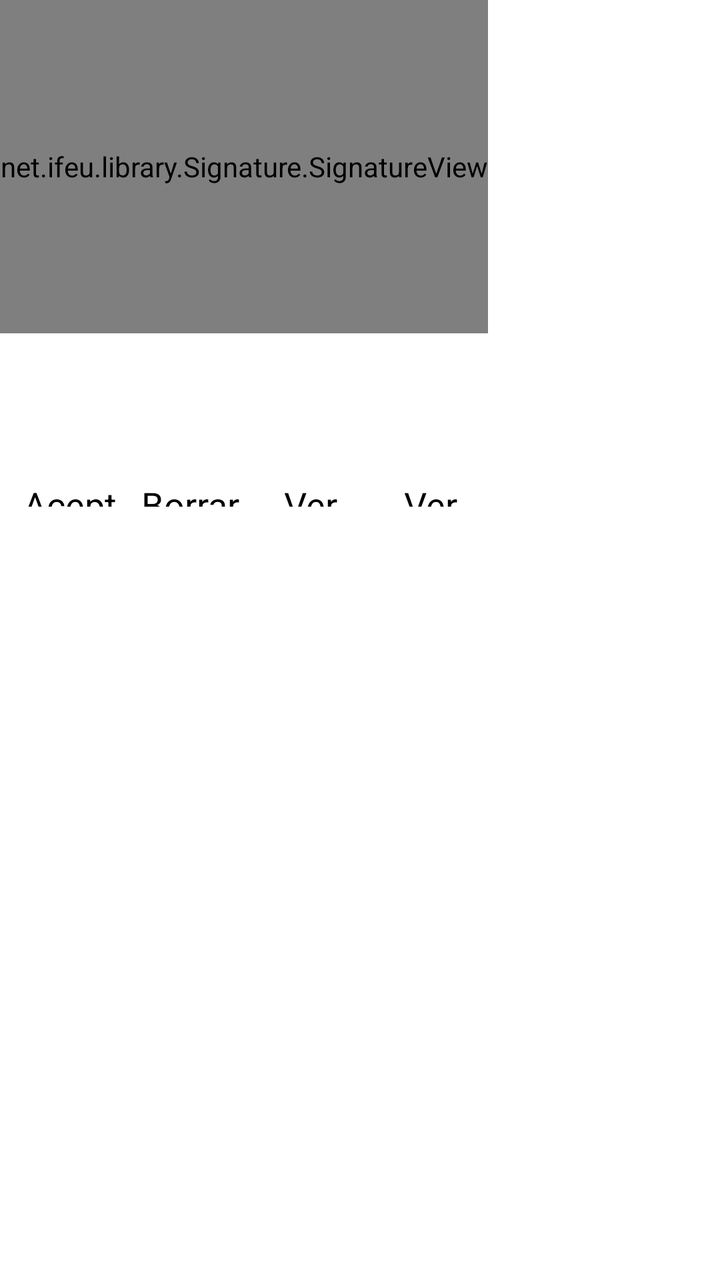
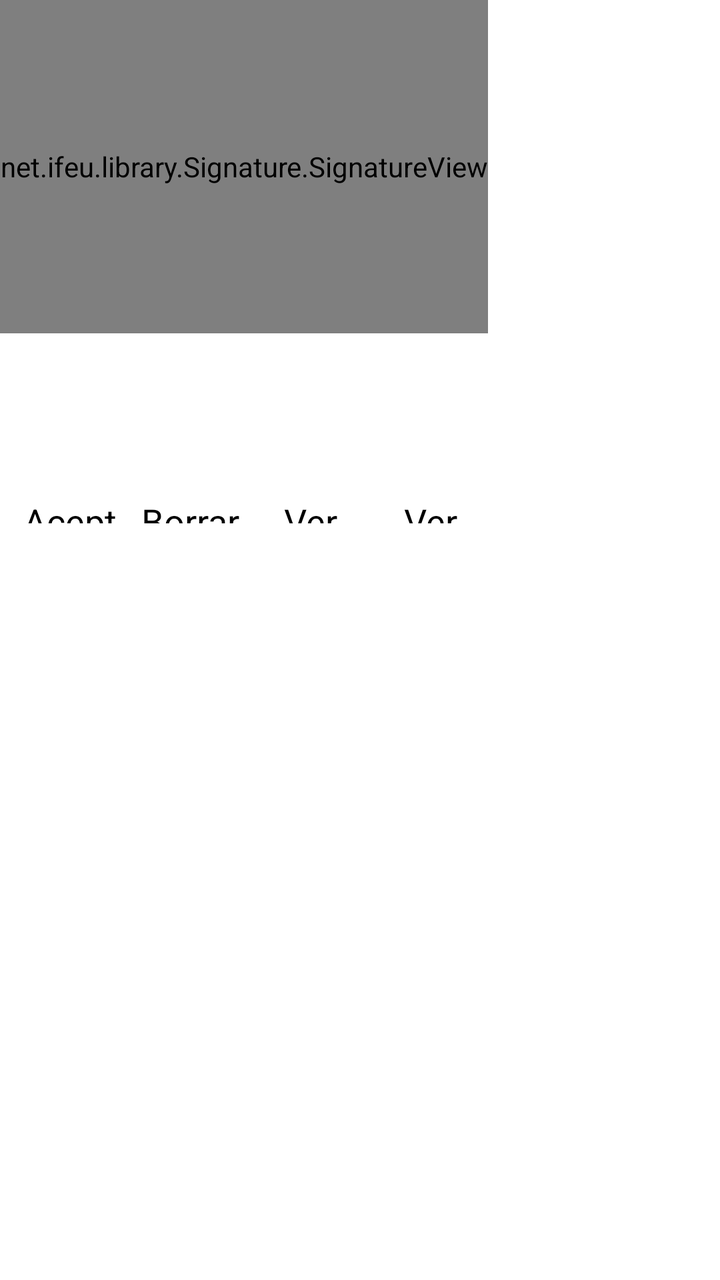

Compare the two renders of this Android layout. The source of the first and the diff that turns it into the second are given below.
<!-- AndroidManifest.xml: application theme AppTheme -->
<!-- res/layout/activity_signature_customer.xml -->
<?xml version="1.0" encoding="utf-8"?>
<RelativeLayout xmlns:android="http://schemas.android.com/apk/res/android"
    xmlns:tools="http://schemas.android.com/tools"
    android:layout_marginLeft="30px"
    android:layout_marginRight="30px"
    android:layout_width="match_parent"
    android:layout_height="match_parent" >

    <LinearLayout
        xmlns:android="http://schemas.android.com/apk/res/android"
        android:layout_width="fill_parent"
        android:layout_height="fill_parent"
        android:orientation="vertical" >

        <net.ifeu.library.Signature.SignatureView
            android:id="@+id/signatureView"
            android:layout_width="wrap_content"
            android:layout_height="500px" />

        <TextView
            android:id="@+id/txtFormaDePago"
            android:textSize="16dp"
            android:layout_marginBottom="20dp"
            android:textColor="#FFFFFF"
            android:layout_marginTop="20dp"
            android:layout_width="wrap_content"
            android:layout_height="40px"/>

        <LinearLayout
            xmlns:android="http://schemas.android.com/apk/res/android"
            android:layout_width="fill_parent"
            android:layout_height="fill_parent"
            android:orientation="horizontal" >

            <Button
                android:id="@+id/btnAccept"
                android:layout_width="150px"
                android:layout_height="40px"
                android:layout_marginLeft="10dp"
                android:layout_marginTop="20dp"
                android:background="#FFF"
                android:onClick="OnClick"
                android:text="Aceptar"
                android:textColor="#000" />

            <Button
                android:id="@+id/btnDelete"
                android:layout_width="150px"
                android:layout_height="40px"
                android:layout_marginLeft="10dp"
                android:layout_marginTop="20dp"
                android:background="#FFF"
                android:onClick="OnDelete"
                android:text="Borrar"
                android:textColor="#000" />
            
             <Button
                android:id="@+id/btnDepositView"
                android:layout_width="150px"
                android:layout_height="40px"
                android:layout_marginLeft="10dp"
                android:layout_marginTop="20dp"
                android:background="#FFF"
                android:onClick="OnDepositView"
                android:text="Ver Depósito"
                android:textColor="#000" />
             
              <Button
                android:id="@+id/btnAccept"
                android:layout_width="150px"
                android:layout_height="40px"
                android:layout_marginLeft="10dp"
                android:layout_marginTop="20dp"
                android:background="#FFF"
                android:onClick="OnAlbaranView"
                android:text="Ver Albarán"
                android:textColor="#000" />
        </LinearLayout>
    </LinearLayout>

</RelativeLayout>
<!-- resources referenced by this layout -->
<resources>
  <style name="AppTheme" parent="android:Theme.Light">
          <item name="android:fontFamily">sans-serif-light</item>
          <item name="android:textStyle">bold</item>
          <item name="android:textSize">28sp</item>
          <item name="android:text">serif-monospace</item>
          <item name="android:alertDialogTheme">@style/AlertDialogCustom</item>
  
      </style>
  <style name="AlertDialogCustom" parent="android:Theme.Holo.Dialog">
          <item name="android:textColor">#00FF00</item>
          <item name="android:typeface">monospace</item>
          <item name="android:textSize">48sp</item>
      </style>
</resources>

<!-- the commit's change to res/layout/activity_signature_customer.xml (unified diff, before → after) -->
@@ -24,8 +24,7 @@
             android:textColor="#FFFFFF"
             android:layout_marginTop="20dp"
             android:layout_width="wrap_content"
-            android:layout_height="40px"/>
-
+            android:layout_height="wrap_content"/>
         <LinearLayout
             xmlns:android="http://schemas.android.com/apk/res/android"
             android:layout_width="fill_parent"
